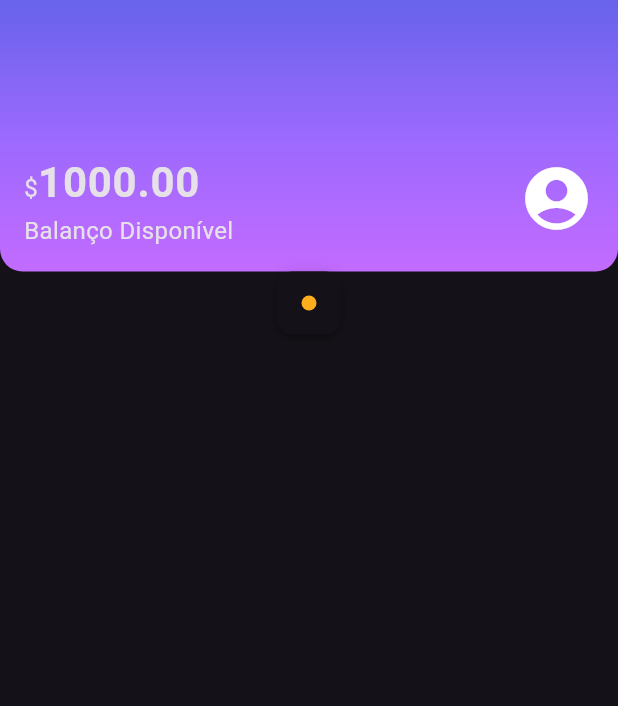
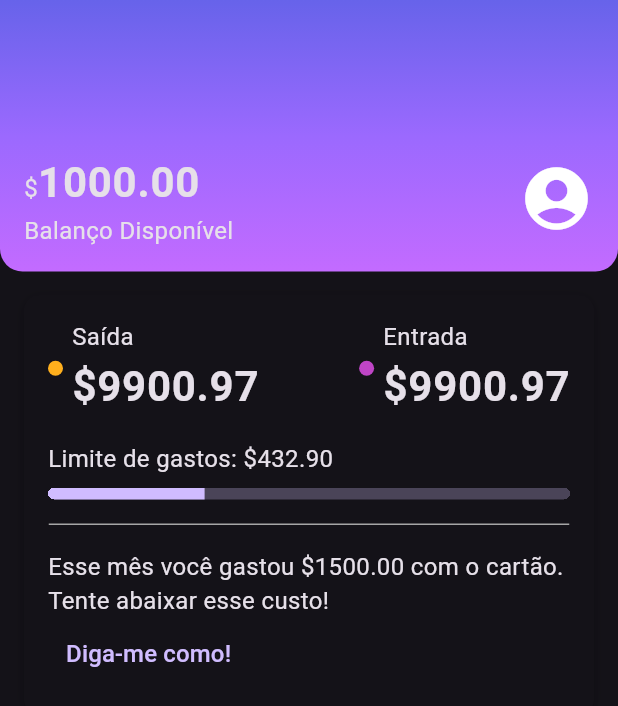
Before and after one commit to jvitorthomaz/internet_banking_app, a Flutter app: the screen it shows after launch, on a phone screen of 412 x 824 dp. Shown: the top 706 px of the screen. Run offline on Flutter 3.47's test engine with Material 3 defaults, Android fonts, the phone set to English and light mode, and no system bars.

Commit message:
feat: first screen card implementation

```diff
--- /dev/null
+++ b/lib/components/sections/recent_activity.dart
@@ -0,0 +1,98 @@
+import 'package:flutter/material.dart';
+import 'package:internet_banking_app/components/box_card.dart';
+import 'package:internet_banking_app/components/color_dot.dart';
+import 'package:internet_banking_app/components/content_division.dart';
+import 'package:internet_banking_app/themes/theme_colors.dart';
+
+class RecentActivity extends StatelessWidget {
+const RecentActivity({ Key? key }) : super(key: key);
+
+  @override
+  Widget build(BuildContext context){
+    return Padding(
+      padding: const EdgeInsets.all(16),
+      child: BoxCard(
+        boxContent: _RecentActivityContent(),
+      ),
+    );
+  }
+}
+
+class _RecentActivityContent extends StatelessWidget {
+const _RecentActivityContent({ Key? key }) : super(key: key);
+
+  @override
+  Widget build(BuildContext context){
+    return Column(
+      crossAxisAlignment: CrossAxisAlignment.start,
+      children: [
+        Row(
+          mainAxisAlignment: MainAxisAlignment.spaceBetween,
+          children: [
+            Row(
+              children: [
+                Padding(
+                  padding: const EdgeInsets.only(right: 6.0),
+                  child: ColorDot(color: ThemeColors.recentActivity['spent']),
+                ),
+                Column(
+                  crossAxisAlignment: CrossAxisAlignment.start,
+                  children: [
+                    Text('Saída'),
+                    Text('\$9900.97', style: Theme.of(context).textTheme.bodyLarge),
+                  ],
+                )
+              ],
+            ),
+            Row(
+              children: [
+                Padding(
+                  padding: const EdgeInsets.only(right: 6.0),
+                  child: ColorDot(color: ThemeColors.recentActivity['income']),
+                ),
+                Column(
+                  crossAxisAlignment: CrossAxisAlignment.start,
+                  children: [
+                    Text('Entrada'),
+                    Text('\$9900.97', style: Theme.of(context).textTheme.bodyLarge),
+                  ],
+                )
+              ],
+            ),
+          ],
+        ),
+
+        Padding(
+          padding: const EdgeInsets.only(top: 16.0, bottom: 8.0),
+          child: Text('Limite de gastos: \$432.90'),
+        ),
+
+        Container(
+          clipBehavior: Clip.hardEdge,
+          decoration: BoxDecoration(
+            borderRadius: BorderRadius.circular(5)
+          ),
+          child: LinearProgressIndicator(
+            value: 0.3,
+            minHeight: 8.0,
+            //borderRadius: BorderRadius.all(Radius.circular(5)),
+          ),
+        ),
+
+        Padding(
+          padding: const EdgeInsets.only(top: 16.0, bottom: 16.0),
+          child: ContentDivision(),
+        ),
+
+        Text('Esse mês você gastou \$1500.00 com o cartão. Tente abaixar esse custo!'),
+
+        TextButton(
+          onPressed: (){
+
+          },
+        child: Text('Diga-me como!', style: TextStyle(fontSize: 16),)
+        )
+      ],
+    );
+  }
+}
--- a/lib/screens/home.dart
+++ b/lib/screens/home.dart
@@ -2,6 +2,7 @@ import 'package:flutter/material.dart';
 import 'package:internet_banking_app/components/box_card.dart';
 import 'package:internet_banking_app/components/color_dot.dart';
 import 'package:internet_banking_app/components/sections/header.dart';
+import 'package:internet_banking_app/components/sections/recent_activity.dart';
 import 'package:internet_banking_app/themes/theme_colors.dart';
 
 class Home extends StatelessWidget {
@@ -13,9 +14,7 @@ const Home({ Key? key }) : super(key: key);
       body: Column(
         children: <Widget>[
           Header(),
-          BoxCard(
-            boxContent: ColorDot(color: ThemeColors.recentActivity['spent'])
-          ),
+          RecentActivity()
         ],
       ),
     );
```
